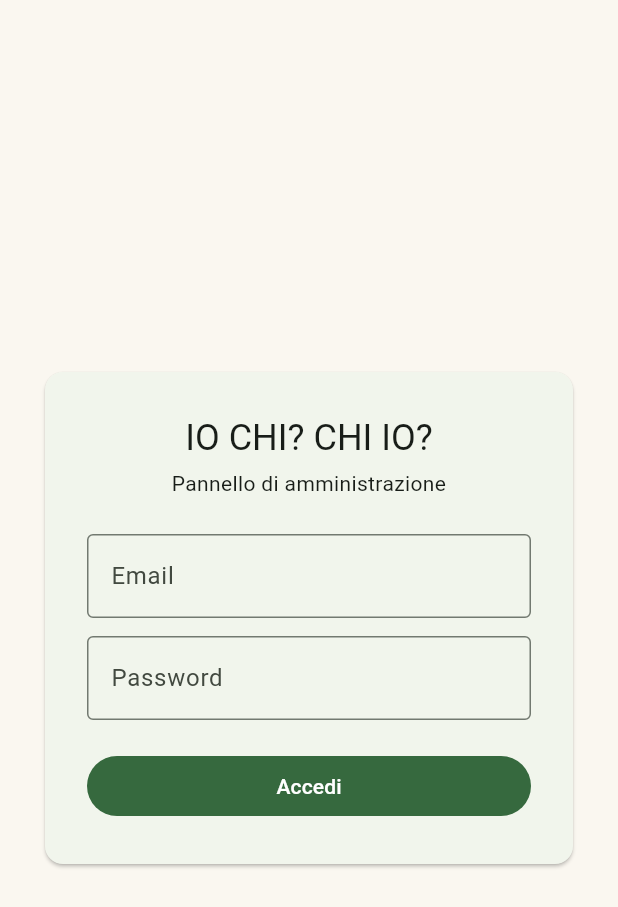
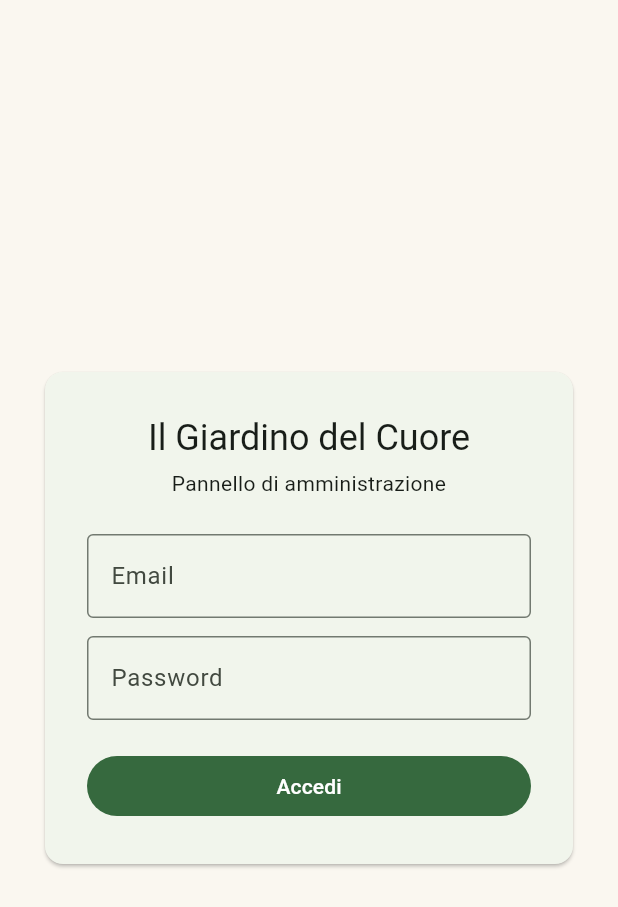
Before and after one commit to ppipponzi87-cpu/giardino-del-cuore-admin, a Flutter app: the LoginPage screen opened directly, on a phone screen of 412 x 824 dp. Shown: the top 907 px of the screen. Run offline on Flutter 3.47's test engine with Material 3 defaults, Android fonts, the phone set to English and light mode, and no system bars; our stand-ins replace file_picker, just_audio, supabase_flutter; accounts and stored records are empty.

Commit message:
Rinomina: Il Giardino del Cuore — Admin
- package Dart: san_cristoforo_admin -> giardino_del_cuore_admin
- titoli, manifest e index web
- base-href per GitHub Pages: /giardino-del-cuore-admin/ (segue la rinomina del repo)

Co-Authored-By: Claude Opus 5.5 (1M context) <noreply@anthropic.com>

```diff
--- a/lib/main.dart
+++ b/lib/main.dart
@@ -27,7 +27,7 @@ class AdminApp extends StatelessWidget {
   @override
   Widget build(BuildContext context) {
     return MaterialApp(
-      title: 'San Cristoforo — Admin',
+      title: 'Il Giardino del Cuore — Admin',
       debugShowCheckedModeBanner: false,
       theme: ThemeData(
         useMaterial3: true,
--- a/lib/pages/dashboard_page.dart
+++ b/lib/pages/dashboard_page.dart
@@ -73,7 +73,7 @@ class _DashboardPageState extends State<DashboardPage> {
       length: 3,
       child: Scaffold(
         appBar: AppBar(
-          title: const Text('IO CHI? CHI IO? — Amministrazione'),
+          title: const Text('Il Giardino del Cuore — Amministrazione'),
           actions: [
             IconButton(
               onPressed: _logout,
--- a/lib/pages/login_page.dart
+++ b/lib/pages/login_page.dart
@@ -61,7 +61,7 @@ class _LoginPageState extends State<LoginPage> {
                   mainAxisSize: MainAxisSize.min,
                   crossAxisAlignment: CrossAxisAlignment.stretch,
                   children: [
-                    Text('IO CHI? CHI IO?',
+                    Text('Il Giardino del Cuore',
                         textAlign: TextAlign.center,
                         style: Theme.of(context).textTheme.headlineSmall),
                     const SizedBox(height: 4),
--- a/pubspec.yaml
+++ b/pubspec.yaml
@@ -1,5 +1,5 @@
-name: san_cristoforo_admin
-description: "Pannello admin Comunità di San Cristoforo"
+name: giardino_del_cuore_admin
+description: "Pannello admin — Il Giardino del Cuore"
 publish_to: 'none'
 version: 1.0.0+1
 
```
Also changed, not shown: 4 other files.
